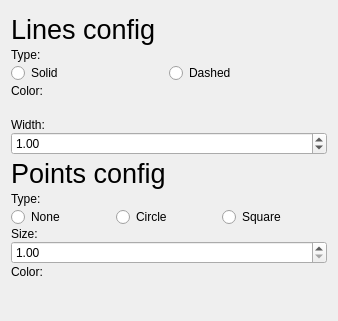
Above: src/widgets/UI/Object3DConfigView.ui from DisonGo/s21_3DViewer before the change. Below: the same form after it.
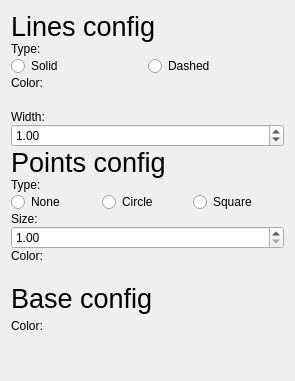
That is the form after the change. Custom widgets are drawn as their Qt base class.

Commit message: lighting. Added base color setting to Object3D.

Patch:
```diff
--- a/src/widgets/UI/Object3DConfigView.ui
+++ b/src/widgets/UI/Object3DConfigView.ui
@@ -6,17 +6,14 @@
    <rect>
     <x>0</x>
     <y>0</y>
-    <width>338</width>
-    <height>321</height>
+    <width>295</width>
+    <height>381</height>
    </rect>
   </property>
   <property name="windowTitle">
    <string>Form</string>
   </property>
   <layout class="QGridLayout" name="gridLayout">
-   <property name="spacing">
-    <number>0</number>
-   </property>
    <item row="0" column="0">
     <layout class="QVBoxLayout" name="MainLayout">
      <property name="spacing">
@@ -279,6 +276,35 @@
        </item>
       </layout>
      </item>
+     <item>
+      <widget class="QLabel" name="BaseL">
+       <property name="font">
+        <font>
+         <pointsize>20</pointsize>
+        </font>
+       </property>
+       <property name="text">
+        <string>Base config</string>
+       </property>
+      </widget>
+     </item>
+     <item>
+      <widget class="QLabel" name="BaseColorL">
+       <property name="text">
+        <string>Color:</string>
+       </property>
+      </widget>
+     </item>
+     <item>
+      <widget class="s21::TripletWidget" name="BaseColorTriplet" native="true">
+       <property name="minimumSize">
+        <size>
+         <width>0</width>
+         <height>20</height>
+        </size>
+       </property>
+      </widget>
+     </item>
     </layout>
    </item>
   </layout>
```
Left out of the diff: 2 changed lines with no effect on the pictures. The commit also changes 5 other files.
